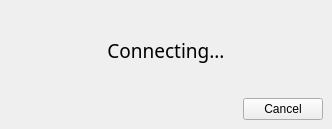
This is TelepathyIMModule/CommunicationUI/ui/LoadingWidget.ui in realXtend/tundra as Qt 5 draws it before an edit. The edited form follows.
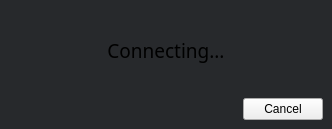
This is the edited form.

```diff
--- a/TelepathyIMModule/CommunicationUI/ui/LoadingWidget.ui
+++ b/TelepathyIMModule/CommunicationUI/ui/LoadingWidget.ui
@@ -22,6 +22,12 @@
    </property>
    <item>
     <widget class="QFrame" name="MainFrame">
+     <property name="styleSheet">
+      <string notr="true">QFrame#MainFrame
+{
+	background-color: rgb(39, 41, 44);
+}</string>
+     </property>
      <layout class="QVBoxLayout" name="verticalLayout_3">
       <item>
        <layout class="QVBoxLayout" name="verticalLayout">
```
